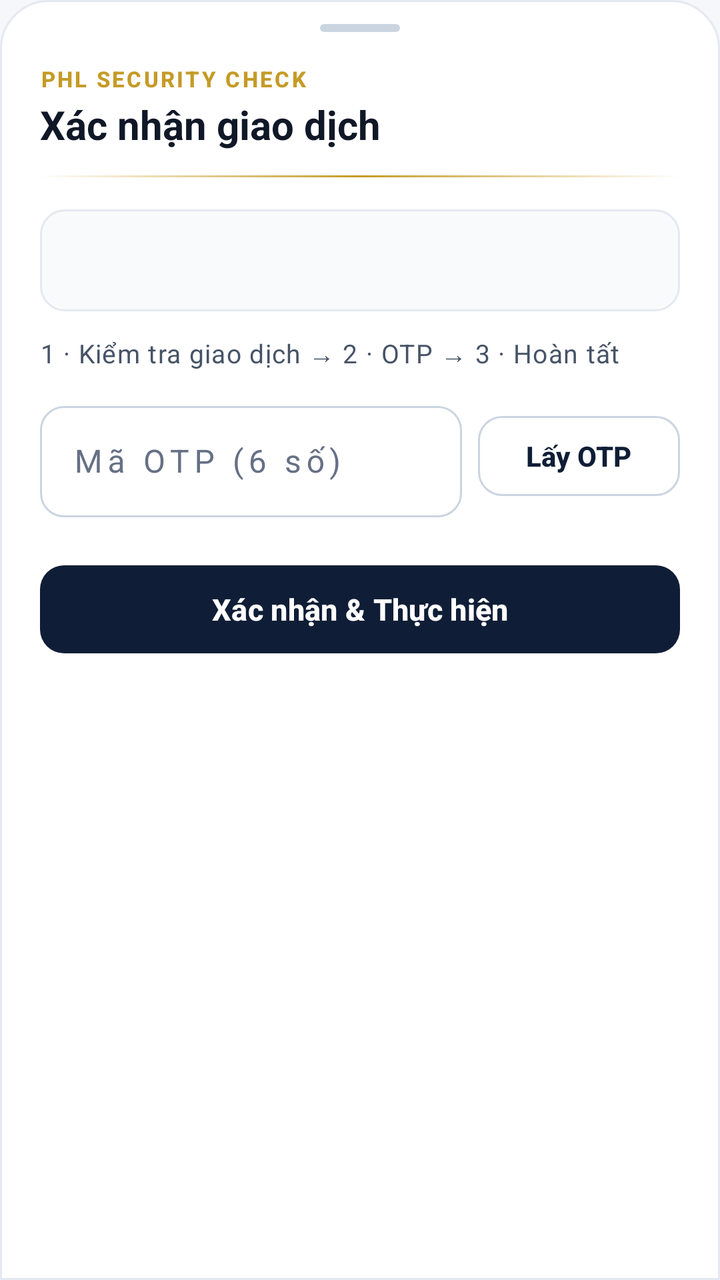
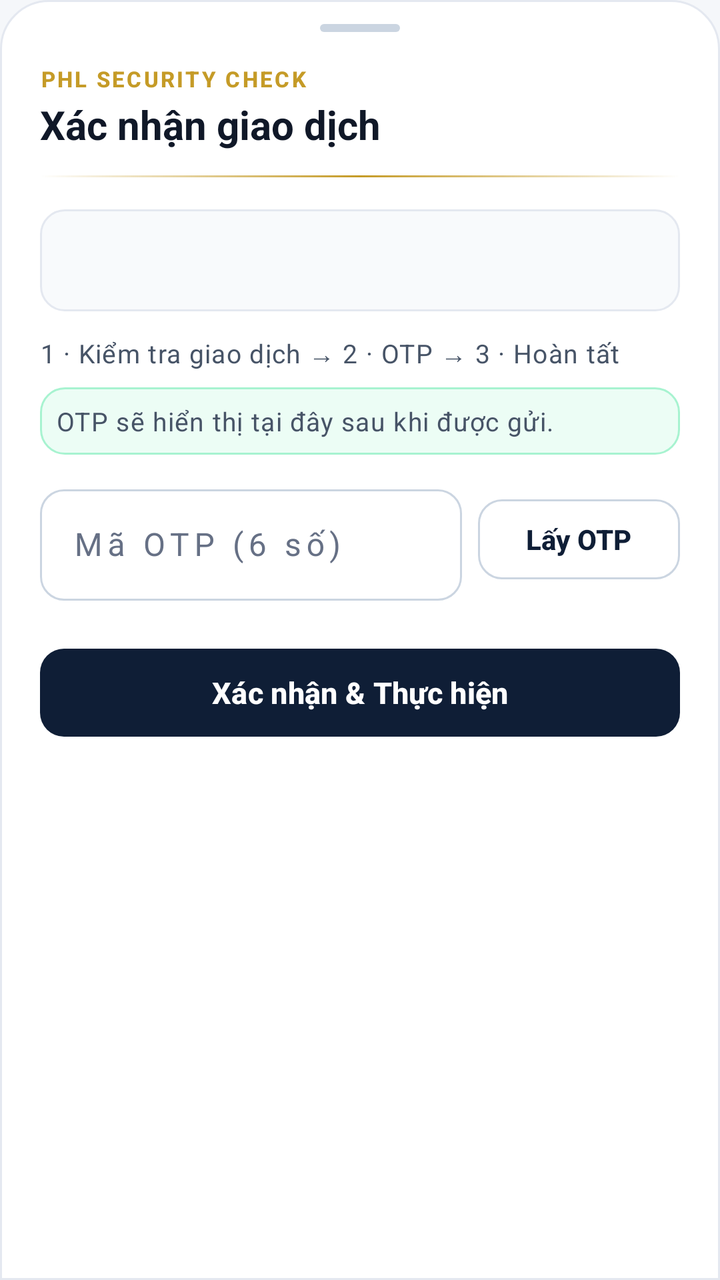

Two renders of the same Android screen: before a commit and after it. Below are the layout's source before the change and the commit's diff.
<!-- AndroidManifest.xml: application theme Theme.PHLBanking -->
<!-- res/layout/bottom_sheet_transfer_confirm.xml -->
<?xml version="1.0" encoding="utf-8"?>
<androidx.core.widget.NestedScrollView xmlns:android="http://schemas.android.com/apk/res/android"
    xmlns:app="http://schemas.android.com/apk/res-auto"
    android:layout_width="match_parent"
    android:layout_height="wrap_content"
    android:background="@drawable/bg_bottom_sheet_surface"
    android:fillViewport="true">

    <LinearLayout
        android:layout_width="match_parent"
        android:layout_height="wrap_content"
        android:orientation="vertical"
        android:paddingBottom="@dimen/space_xl"
        android:paddingEnd="@dimen/space_lg"
        android:paddingStart="@dimen/space_lg"
        android:paddingTop="@dimen/space_md">

        <View
            android:layout_width="@dimen/sheet_handle_width"
            android:layout_height="@dimen/sheet_handle_height"
            android:layout_gravity="center_horizontal"
            android:background="@drawable/bg_sheet_handle" />

        <LinearLayout
            android:id="@+id/layoutSheetHeader"
            android:layout_width="match_parent"
            android:layout_height="wrap_content"
            android:layout_marginTop="@dimen/space_base"
            android:orientation="vertical">

            <TextView
                style="@style/TextAppearance.PHL.Overline"
                android:layout_width="wrap_content"
                android:layout_height="wrap_content"
                android:text="PHL SECURITY CHECK" />

            <TextView
                style="@style/TextAppearance.PHL.Headline"
                android:layout_width="wrap_content"
                android:layout_height="wrap_content"
                android:layout_marginTop="@dimen/space_xxs"
                android:text="Xác nhận giao dịch" />

            <View
                android:layout_width="match_parent"
                android:layout_height="@dimen/hairline_height"
                android:layout_marginTop="@dimen/space_md"
                android:background="@drawable/bg_gold_hairline" />
        </LinearLayout>

        <LinearLayout
            android:id="@+id/cardConfirmSummary"
            android:layout_width="match_parent"
            android:layout_height="wrap_content"
            android:layout_marginTop="@dimen/space_base"
            android:background="@drawable/bg_m3_surface_subtle_card"
            android:orientation="vertical"
            android:padding="@dimen/space_base">

            <TextView
                android:id="@+id/tvConfirmSummary"
                style="@style/TextAppearance.PHL.Body"
                android:layout_width="match_parent"
                android:layout_height="wrap_content"
                android:fontFeatureSettings="tnum"
                android:lineSpacingMultiplier="1.35" />
        </LinearLayout>

        <LinearLayout
            android:id="@+id/boxEkycStep"
            android:layout_width="match_parent"
            android:layout_height="wrap_content"
            android:layout_marginTop="@dimen/space_md"
            android:background="@drawable/bg_error_banner"
            android:orientation="vertical"
            android:padding="@dimen/space_md"
            android:visibility="gone">

            <LinearLayout
                android:layout_width="match_parent"
                android:layout_height="wrap_content"
                android:gravity="center_vertical"
                android:orientation="horizontal">

                <ImageView
                    android:id="@+id/imgEkycStepIcon"
                    android:layout_width="@dimen/icon_size_md"
                    android:layout_height="@dimen/icon_size_md"
                    android:importantForAccessibility="no"
                    android:src="@drawable/ic_lock"
                    app:tint="@color/phl_danger" />

                <TextView
                    android:id="@+id/tvEkycStepNote"
                    android:layout_width="0dp"
                    android:layout_height="wrap_content"
                    android:layout_marginStart="@dimen/space_sm"
                    android:layout_weight="1"
                    android:fontFeatureSettings="tnum"
                    android:text="Giao dịch trên 10.000.000 VNĐ yêu cầu xác minh khuôn mặt eKYC trước bước OTP."
                    android:textColor="@color/phl_danger"
                    android:textSize="@dimen/text_body_sm"
                    android:textStyle="bold" />
            </LinearLayout>

            <com.google.android.material.button.MaterialButton
                android:id="@+id/btnVerifyEkyc"
                style="@style/Widget.PHL.Button.Outlined"
                android:layout_width="match_parent"
                android:layout_height="wrap_content"
                android:layout_marginTop="@dimen/space_sm"
                android:text="Xác minh khuôn mặt eKYC"
                app:icon="@drawable/ic_phl_shield"
                app:iconGravity="textStart"
                app:iconPadding="@dimen/space_sm"
                app:iconTint="@color/phl_navy" />
        </LinearLayout>

        <TextView
            android:id="@+id/tvSecurityProgress"
            style="@style/TextAppearance.PHL.BodySecondary"
            android:layout_width="match_parent"
            android:layout_height="wrap_content"
            android:layout_marginTop="@dimen/space_md"
            android:text="1 · Kiểm tra giao dịch → 2 · OTP → 3 · Hoàn tất"
            android:accessibilityLiveRegion="polite" />

        <LinearLayout
            android:id="@+id/layoutOtpRow"
            android:layout_width="match_parent"
            android:layout_height="wrap_content"
            android:layout_marginTop="@dimen/space_md"
            android:gravity="center_vertical"
            android:orientation="horizontal">

            <com.google.android.material.textfield.TextInputLayout
                style="@style/Widget.PHL.TextInputLayout"
                android:layout_width="0dp"
                android:layout_height="wrap_content"
                android:layout_marginEnd="@dimen/space_sm"
                android:layout_weight="1"
                android:hint="Mã OTP (6 số)">

                <com.google.android.material.textfield.TextInputEditText
                    android:id="@+id/edtConfirmOtp"
                    android:layout_width="match_parent"
                    android:layout_height="wrap_content"
                    android:fontFeatureSettings="tnum"
                    android:inputType="number"
                    android:letterSpacing="0.16"
                    android:maxLength="6" />
            </com.google.android.material.textfield.TextInputLayout>

            <com.google.android.material.button.MaterialButton
                android:id="@+id/btnSendOtp"
                style="@style/Widget.PHL.Button.Outlined"
                android:layout_width="wrap_content"
                android:layout_height="wrap_content"
                android:text="Lấy OTP" />
        </LinearLayout>

        <com.google.android.material.button.MaterialButton
            android:id="@+id/btnExecuteTransaction"
            style="@style/Widget.PHL.Button.Primary"
            android:layout_width="match_parent"
            android:layout_height="wrap_content"
            android:layout_marginTop="@dimen/space_lg"
            android:text="Xác nhận &amp; Thực hiện" />
    </LinearLayout>
</androidx.core.widget.NestedScrollView>
<!-- resources referenced by this layout -->
<resources>
  <color name="phl_danger">#D92D20</color>
  <color name="phl_navy">#0F1E36</color>
  <dimen name="hairline_height">1dp</dimen>
  <dimen name="icon_size_md">20dp</dimen>
  <dimen name="sheet_handle_height">4dp</dimen>
  <dimen name="sheet_handle_width">40dp</dimen>
  <dimen name="space_base">16dp</dimen>
  <dimen name="space_lg">20dp</dimen>
  <dimen name="space_md">12dp</dimen>
  <dimen name="space_sm">8dp</dimen>
  <dimen name="space_xl">24dp</dimen>
  <dimen name="space_xxs">2dp</dimen>
  <dimen name="text_body_sm">12sp</dimen>
  <style name="TextAppearance.PHL.Body" parent="TextAppearance.Material3.BodyMedium">
          <item name="android:textSize">@dimen/text_body</item>
          <item name="android:textColor">@color/phl_text_primary</item>
          <item name="android:lineSpacingMultiplier">1.2</item>
      </style>
  <style name="TextAppearance.PHL.BodySecondary" parent="TextAppearance.Material3.BodySmall">
          <item name="android:textSize">@dimen/text_body_md</item>
          <item name="android:textColor">@color/phl_text_secondary</item>
      </style>
  <color name="phl_surface">#FFFFFF</color>
  <dimen name="radius_xxl">24dp</dimen>
  <dimen name="stroke_hairline">1dp</dimen>
  <color name="phl_border">#E4E8F0</color>
  <color name="phl_danger_tint">#FEF3F2</color>
  <dimen name="radius_md">12dp</dimen>
  <color name="phl_danger_stroke">#FECDCA</color>
  <color name="phl_gold_soft">#C59B27</color>
  <color name="phl_surface_subtle">#F8FAFC</color>
  <color name="phl_border_strong">#CBD5E1</color>
  <dimen name="radius_pill">999dp</dimen>
  <dimen name="text_body">14sp</dimen>
  <color name="phl_text_primary">#101828</color>
  <dimen name="text_body_md">13sp</dimen>
  <color name="phl_text_secondary">#475467</color>
  <dimen name="text_headline">20sp</dimen>
  <dimen name="text_caption">11sp</dimen>
  <dimen name="btn_height_secondary">48dp</dimen>
  <color name="phl_ripple_light">#1A0F1E36</color>
  <dimen name="btn_height_primary">52dp</dimen>
  <dimen name="text_subtitle">15sp</dimen>
  <color name="phl_ripple_dark">#26FFFFFF</color>
  <dimen name="stroke_medium">1.5dp</dimen>
  <color name="phl_text_muted">#667085</color>
  <color name="phl_white">#FFFFFF</color>
  <color name="phl_navy_tint">#EDF2F9</color>
  <color name="phl_emerald">#0E9F6E</color>
  <color name="phl_emerald_tint">#ECFDF5</color>
  <color name="phl_emerald_dark">#077A54</color>
  <color name="phl_gold">#B8860B</color>
  <color name="phl_gold_tint">#FDF8EB</color>
  <color name="phl_bg">#F5F7FA</color>
  <color name="phl_divider">#EAECF0</color>
  <style name="ThemeOverlay.PHL.BottomSheetDialog" parent="ThemeOverlay.Material3.BottomSheetDialog">
          <item name="bottomSheetStyle">@style/Widget.PHL.BottomSheet.Modal</item>
          <item name="colorSurface">@color/phl_surface</item>
          <item name="colorSurfaceContainerLow">@color/phl_surface</item>
      </style>
  <style name="Widget.PHL.BottomSheet.Modal" parent="Widget.Material3.BottomSheet.Modal">
          <item name="backgroundTint">@color/phl_surface</item>
          <item name="shapeAppearanceOverlay">@style/ShapeAppearance.PHL.BottomSheet</item>
      </style>
  <style name="ShapeAppearance.PHL.Dialog" parent="">
          <item name="cornerFamily">rounded</item>
          <item name="cornerSize">@dimen/radius_xl</item>
      </style>
  <dimen name="radius_xl">20dp</dimen>
  <!-- unchanged entries left out for length: 15 -->
</resources>

<!-- the commit's change to res/layout/bottom_sheet_transfer_confirm.xml (unified diff, before → after) -->
@@ -125,6 +125,18 @@
             android:text="1 · Kiểm tra giao dịch → 2 · OTP → 3 · Hoàn tất"
             android:accessibilityLiveRegion="polite" />
 
+        <TextView
+            android:id="@+id/tvOtpBanner"
+            style="@style/TextAppearance.PHL.BodySecondary"
+            android:layout_width="match_parent"
+            android:layout_height="wrap_content"
+            android:layout_marginTop="@dimen/space_sm"
+            android:background="@drawable/bg_m2_success_banner"
+            android:padding="@dimen/space_sm"
+            android:text="OTP sẽ hiển thị tại đây sau khi được gửi."
+            android:visibility="visible"
+            android:accessibilityLiveRegion="polite" />
+
         <LinearLayout
             android:id="@+id/layoutOtpRow"
             android:layout_width="match_parent"
<!-- resource entries referenced after the edit -->
@@ -13,6 +13,16 @@
   <dimen name="space_xl">24dp</dimen>
   <dimen name="space_xxs">2dp</dimen>
   <dimen name="text_body_sm">12sp</dimen>
+  <!-- drawable bg_m2_success_banner (drawable) -->
+  <?xml version="1.0" encoding="utf-8"?>
+  <shape xmlns:android="http://schemas.android.com/apk/res/android"
+      android:shape="rectangle">
+      <solid android:color="@color/phl_emerald_tint" />
+      <corners android:radius="@dimen/radius_md" />
+      <stroke
+          android:width="@dimen/stroke_hairline"
+          android:color="@color/phl_emerald_stroke" />
+  </shape>
   <style name="TextAppearance.PHL.Body" parent="TextAppearance.Material3.BodyMedium">
           <item name="android:textSize">@dimen/text_body</item>
           <item name="android:textColor">@color/phl_text_primary</item>
@@ -50,6 +60,7 @@
   <color name="phl_navy_tint">#EDF2F9</color>
   <color name="phl_emerald">#0E9F6E</color>
   <color name="phl_emerald_tint">#ECFDF5</color>
+  <color name="phl_emerald_stroke">#A7F3D0</color>
   <color name="phl_emerald_dark">#077A54</color>
   <color name="phl_gold">#B8860B</color>
   <color name="phl_gold_tint">#FDF8EB</color>
